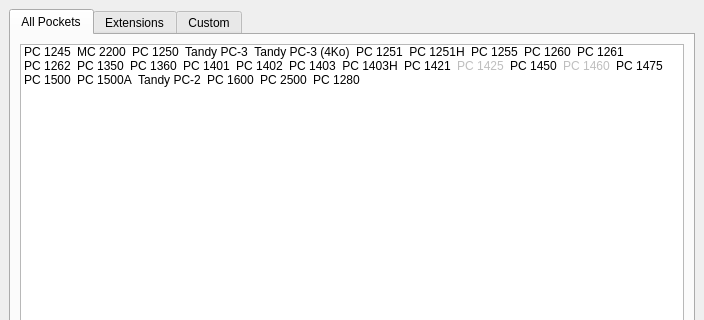
Above: ui/startup.ui from TheProjecter/pockemul before the change; both pictures show x 0 to 704 and y 0 to 320 of the 704 by 557 pixel window. Below: the same form after it.
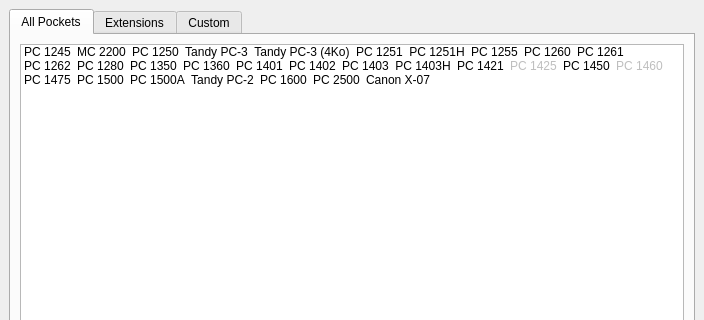
That is the form after the change. Icons and pictures are not drawn.

Patch:
```diff
--- a/ui/startup.ui
+++ b/ui/startup.ui
@@ -197,6 +197,15 @@
             <normaloff>:/PC1262/pc1262/pc1262.jpg</normaloff>:/PC1262/pc1262/pc1262.jpg</iconset>
           </property>
          </item>
+         <item>
+          <property name="text">
+           <string>PC 1280</string>
+          </property>
+          <property name="icon">
+           <iconset resource="../resources/pc1280.qrc">
+            <normaloff>:/PC1280/pc1280/pc-1280.png</normaloff>:/PC1280/pc1280/pc-1280.png</iconset>
+          </property>
+         </item>
          <item>
           <property name="text">
            <string>PC 1350</string>
@@ -349,7 +358,7 @@
          </item>
          <item>
           <property name="text">
-           <string>PC 1280</string>
+           <string>Canon X-07</string>
           </property>
           <property name="icon">
            <iconset resource="../resources/pc1280.qrc">
```
Left out of the diff: 5 changed lines with no effect on the pictures.
